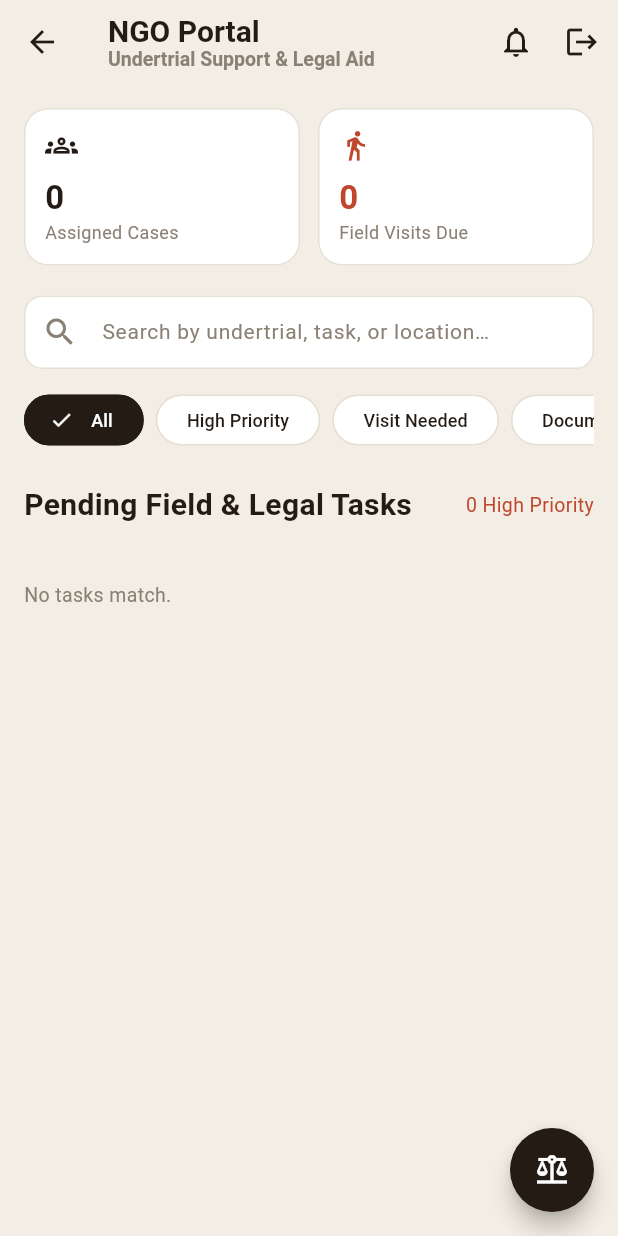
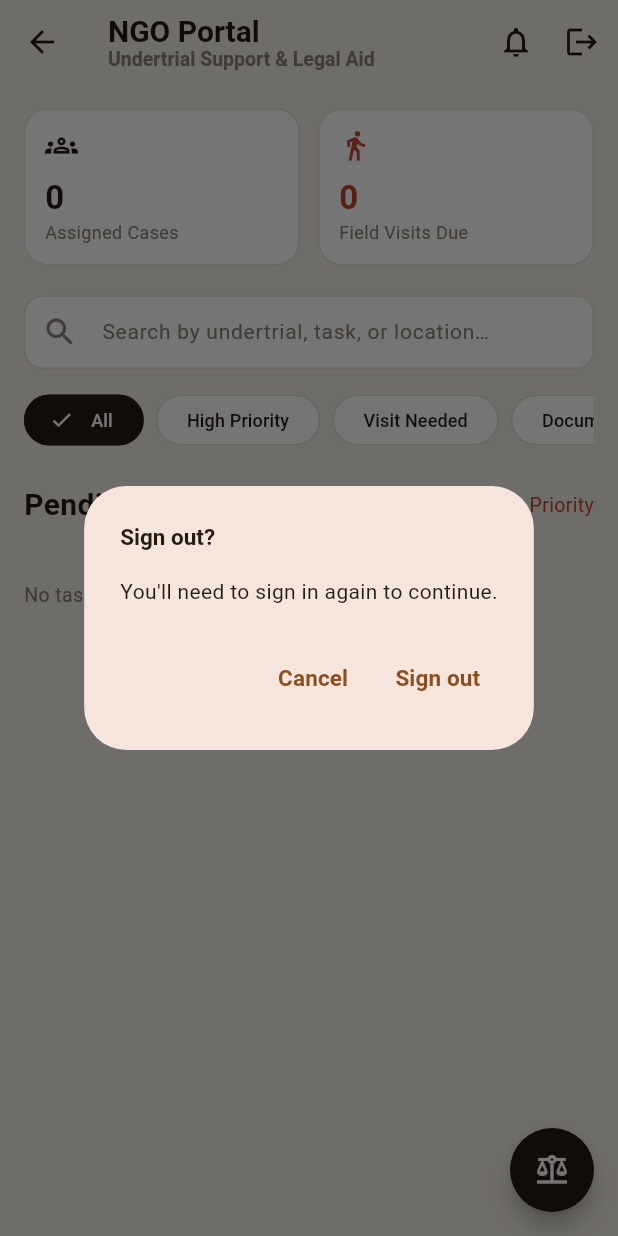
Before and after one commit to mahendraSpatil/NyayMitra, a Flutter app: the NgoHome screen opened directly, after a tap on the "logout" icon, on a phone screen of 412 x 824 dp. Run offline on Flutter 3.47's test engine with Material 3 defaults, Android fonts, the phone set to English and light mode, and no system bars; our stand-ins replace cloud_firestore, file_picker, firebase_auth, firebase_core; accounts and stored records are empty; generated files the repository leaves out were written again.

Commit message:
feat: shared PortalSignOutButton, stale-state audit
core/widgets/portal_sign_out_button.dart: one implementation used by
all three portal headers (previously three near-identical inline
IconButtons), sitting next to the notification bell. Shows a
confirmation dialog before calling AuthService.signOut().

Localisation plumbing got a real fix, not a patch: this widget lives
in core/widgets/ but needs the same localisation lookup Family Portal
uses, and core/ can't import from features/family/ (that's backwards).
Extracted the actual lookup mechanism (Map<locale, Map<key,value>> +
fallback-to-en) into core/localization/locale_lookup.dart, and added
core/localization/portal_strings.dart (PortalStrings) for this widget's
own strings on that same shared mechanism. FamilyStrings now calls the
same helper internally instead of duplicating the logic. Advocate/NGO
pass locale: 'en' (neither has profile-locale-reading, and CLAUDE.md's
multi-language requirement is Family-only); Family passes its already-
resolved locale. family_strings.dart's now-redundant signOutTooltip key
is gone - PortalSignOutButton owns that string.

Added to the widget gallery.

Stale-state audit: grepped for ChangeNotifier/Provider/context.watch/
context.read across client/lib - zero matches. provider has been a
pubspec dependency since Phase 0 but was never actually used for state
management anywhere, so there is no provider-held cache to reset.
Each portal's data streams are late final fields on that portal's own
State, and RootRouter shows SignInScreen for any signed-out user, which
fully unmounts whatever portal was showing - a fresh sign-in always
builds a fresh State rather than reusing one holding a previous
session's data. No reset code was needed because there was nothing
holding state to reset; this is verified below rather than assumed.

Verified via a throwaway integration_test run (deleted after use)
against the real project: the confirmation dialog's Cancel path leaves
the session untouched, its confirm path actually signs out, and
signing into a different role after each sign-out shows zero UI chrome
or text from the previous portal (advocate -> family -> ngo, checked
at each transition).

```diff
--- /dev/null
+++ b/client/lib/core/localization/locale_lookup.dart
@@ -0,0 +1,15 @@
+/// Shared lookup mechanism for any `Map<locale, Map<key, value>>` string
+/// table: falls back to `en` for a missing or empty entry, so an
+/// unfinished locale (mr/hi, until Bhashini wiring lands) never renders
+/// blank — and finally to the key itself if even `en` has no entry, since
+/// that's a real bug that should be visible and debuggable, not a thrown
+/// exception mid-build.
+String lookupLocalizedString(
+  Map<String, Map<String, String>> table,
+  String locale,
+  String key,
+) {
+  final localized = table[locale]?[key];
+  if (localized != null && localized.isNotEmpty) return localized;
+  return table['en']?[key] ?? key;
+}
--- /dev/null
+++ b/client/lib/core/localization/portal_strings.dart
@@ -0,0 +1,31 @@
+import 'locale_lookup.dart';
+
+/// Strings for widgets shared across all three portals — currently just
+/// PortalSignOutButton. Kept separate from FamilyStrings (which is scoped
+/// to features/family) since core/widgets can't depend on a features/
+/// package; this is the reverse direction, and the right one.
+const Map<String, Map<String, String>> _portalStringsTable = {
+  'en': {
+    'signOutTooltip': 'Sign out',
+    'signOutDialogTitle': 'Sign out?',
+    'signOutDialogMessage': "You'll need to sign in again to continue.",
+    'signOutDialogCancel': 'Cancel',
+    'signOutDialogConfirm': 'Sign out',
+  },
+  'mr': {},
+  'hi': {},
+};
+
+class PortalStrings {
+  const PortalStrings(this.locale);
+
+  final String locale;
+
+  String _t(String key) => lookupLocalizedString(_portalStringsTable, locale, key);
+
+  String get signOutTooltip => _t('signOutTooltip');
+  String get signOutDialogTitle => _t('signOutDialogTitle');
+  String get signOutDialogMessage => _t('signOutDialogMessage');
+  String get signOutDialogCancel => _t('signOutDialogCancel');
+  String get signOutDialogConfirm => _t('signOutDialogConfirm');
+}
--- /dev/null
+++ b/client/lib/core/widgets/portal_sign_out_button.dart
@@ -0,0 +1,55 @@
+import 'package:flutter/material.dart';
+
+import '../localization/portal_strings.dart';
+import '../services/auth_service.dart';
+import '../theme/app_theme.dart';
+
+/// Shared sign-out affordance for every portal header, sitting next to the
+/// notification bell. Confirms before signing out; AuthService.signOut()
+/// then drives RootRouter back to the sign-in screen.
+///
+/// No per-portal cleanup happens here because there's nothing to clean up:
+/// this app has no ChangeNotifier/Provider holding cached case or task
+/// data anywhere (checked), and each portal's data lives in `late final`
+/// fields on that portal's own State — RootRouter shows SignInScreen for
+/// any signed-out user, which fully unmounts and disposes whatever portal
+/// was showing, so a fresh sign-in always builds a fresh State rather
+/// than reusing one holding a previous session's data.
+class PortalSignOutButton extends StatelessWidget {
+  const PortalSignOutButton({super.key, required this.locale});
+
+  final String locale;
+
+  Future<void> _confirmAndSignOut(BuildContext context) async {
+    final strings = PortalStrings(locale);
+    final confirmed = await showDialog<bool>(
+      context: context,
+      builder: (dialogContext) => AlertDialog(
+        title: Text(strings.signOutDialogTitle, style: AppTextStyles.cardTitle),
+        content: Text(strings.signOutDialogMessage, style: AppTextStyles.body),
+        actions: [
+          TextButton(
+            onPressed: () => Navigator.of(dialogContext).pop(false),
+            child: Text(strings.signOutDialogCancel),
+          ),
+          TextButton(
+            onPressed: () => Navigator.of(dialogContext).pop(true),
+            child: Text(strings.signOutDialogConfirm),
+          ),
+        ],
+      ),
+    );
+    if (confirmed == true) {
+      await AuthService().signOut();
+    }
+  }
+
+  @override
+  Widget build(BuildContext context) {
+    return IconButton(
+      icon: const Icon(Icons.logout, color: AppColors.ink),
+      tooltip: PortalStrings(locale).signOutTooltip,
+      onPressed: () => _confirmAndSignOut(context),
+    );
+  }
+}
--- a/client/lib/features/ngo/ngo_home.dart
+++ b/client/lib/features/ngo/ngo_home.dart
@@ -3,12 +3,12 @@ import 'package:flutter/material.dart';
 import 'package:intl/intl.dart';
 
 import '../../core/models/task.dart';
-import '../../core/services/auth_service.dart';
 import '../../core/services/firestore_service.dart';
 import '../../core/theme/app_theme.dart';
 import '../../core/widgets/filter_chip_row.dart';
 import '../../core/widgets/nyaymitra_fab.dart';
 import '../../core/widgets/portal_search_field.dart';
+import '../../core/widgets/portal_sign_out_button.dart';
 import '../../core/widgets/stat_card.dart';
 import '../../core/widgets/status_badge.dart';
 import '../chatbot/chat_sheet.dart';
@@ -95,11 +95,7 @@ class _NgoHomeState extends State<NgoHome> {
         actions: [
           const Icon(Icons.notifications_none, color: AppColors.ink),
           const SizedBox(width: 8),
-          IconButton(
-            icon: const Icon(Icons.logout),
-            tooltip: 'Sign out',
-            onPressed: () => AuthService().signOut(),
-          ),
+          const PortalSignOutButton(locale: 'en'),
         ],
       ),
       floatingActionButton: NyayMitraFab(onPressed: () => showChatSheet(context)),
```
Also changed, not shown: client/lib/core/debug/widget_gallery.dart (+9 -0 lines), client/lib/features/advocate/advocate_home.dart (+2 -6 lines), client/lib/features/family/family_home.dart (+2 -6 lines), client/lib/features/family/family_strings.dart (+7 -7 lines).
